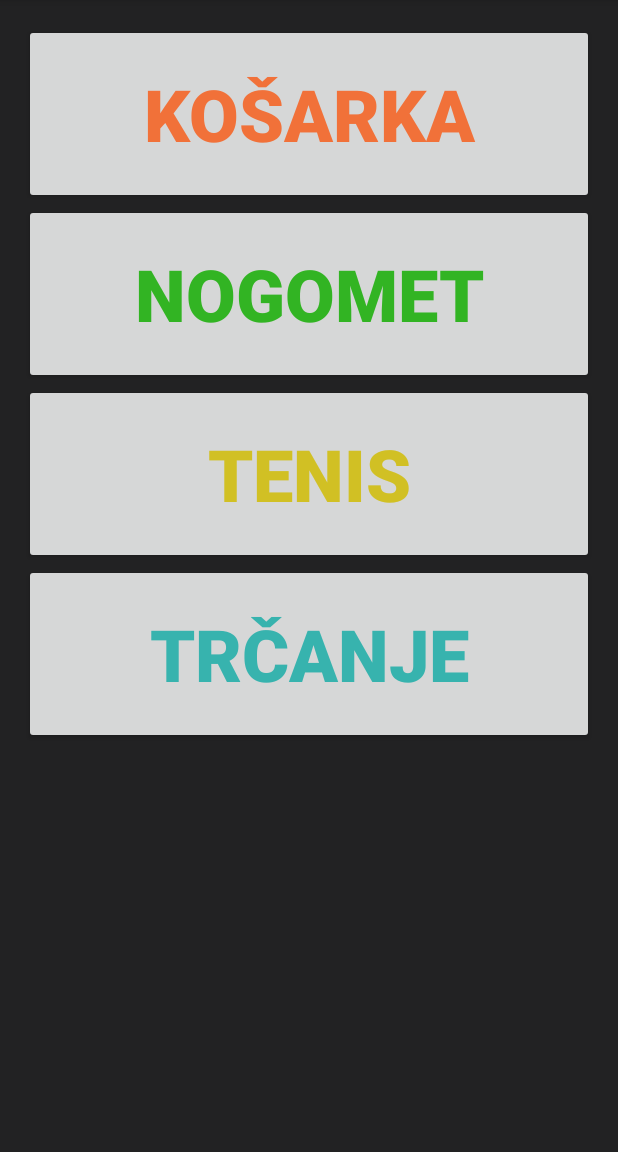
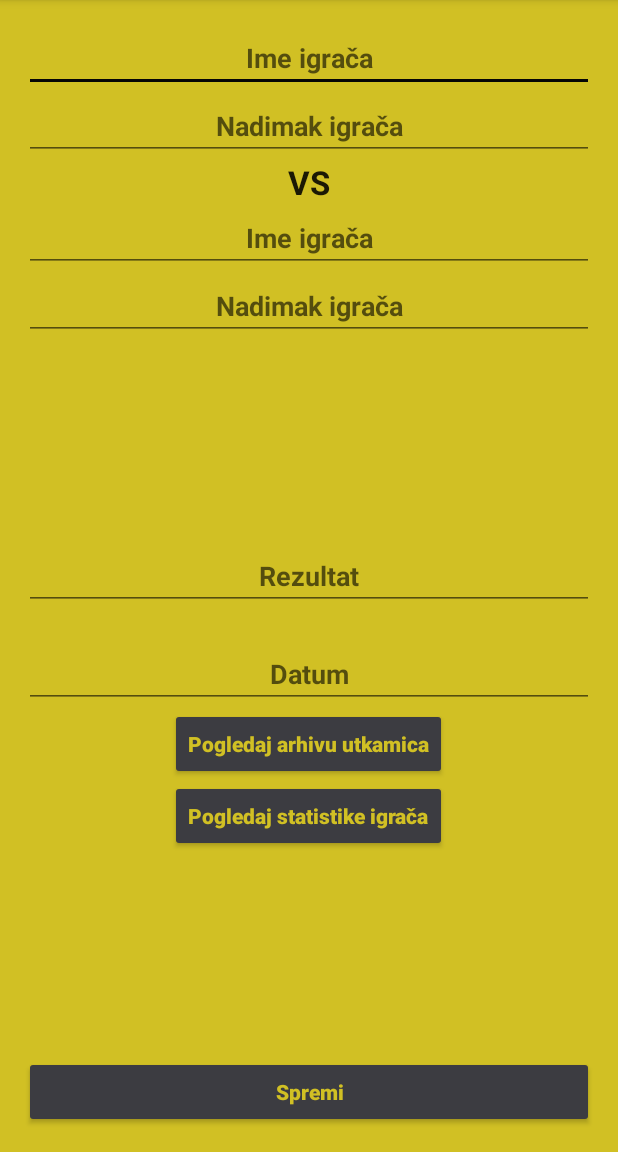
Before and after one commit to mivos6/SportApp-projekt, an Android app: the screen it shows after launch (MainActivity before the commit, TennisGameActivity after it), after a tap on "TENIS", on a phone screen of 412 x 824 dp, the part 84-1236 px from its top. Run offline under Robolectric (Android 15) with nearby library versions, the phone set to English and light mode, and no system bars.

```diff
--- a/SportApp/app/src/main/AndroidManifest.xml
+++ b/SportApp/app/src/main/AndroidManifest.xml
@@ -44,6 +44,7 @@
         <activity android:name=".activities.TennisGameActivity" />
         <activity android:name=".activities.JoggingActivity" />
         <activity android:name=".activities.RunnersActivity"></activity>
+        <activity android:name=".activities.MapsActivity"></activity>
     </application>
 
 </manifest>
--- a/SportApp/app/src/main/java/com/example/rivios_/sportapp/activities/MainActivity.java
+++ b/SportApp/app/src/main/java/com/example/rivios_/sportapp/activities/MainActivity.java
@@ -6,6 +6,7 @@ import android.os.Bundle;
 import android.view.View;
 
 import com.example.rivios_.sportapp.R;
+import com.example.rivios_.sportapp.TennisGame;
 
 public class MainActivity extends AppCompatActivity {
 
@@ -26,13 +27,13 @@ public class MainActivity extends AppCompatActivity {
     }
 
 
-    public void joggingracestats(View v) {
+    public void tennisActivity(View v) {
         Intent i = new Intent();
-        i.setClass(this, MapsActivity.class);
+        i.setClass(this, TennisGameActivity.class);
         startActivity(i);
     }
 
-    public void joggingrace(View v) {
+    public void joggingRace(View v) {
         Intent i = new Intent();
         i.setClass(this, JoggingActivity.class);
         startActivity(i);
--- a/SportApp/app/src/main/res/layout/activity_basketball_game_stats.xml
+++ b/SportApp/app/src/main/res/layout/activity_basketball_game_stats.xml
@@ -131,6 +131,7 @@
         android:onClick="arhivaIgracaKosarka"
         android:text="Pogledaj arhivu igrača"
         android:textAllCaps="false"
-        android:textColor="@color/kosarka" />
+        android:textColor="@color/kosarka"
+        android:textStyle="bold" />
 
 </RelativeLayout>
--- a/SportApp/app/src/main/res/layout/activity_football_game_stats.xml
+++ b/SportApp/app/src/main/res/layout/activity_football_game_stats.xml
@@ -127,6 +127,8 @@
         android:backgroundTint="@color/colorPrimaryDark"
         android:onClick="arhivaIgracaKosarka"
         android:text="Pogledaj arhivu igrača"
-        android:textColor="@color/football" />
+        android:textAllCaps="false"
+        android:textColor="@color/football"
+        android:textStyle="bold" />
 
 </RelativeLayout>
--- a/SportApp/app/src/main/res/layout/activity_main.xml
+++ b/SportApp/app/src/main/res/layout/activity_main.xml
@@ -70,6 +70,6 @@
         android:textColor="@color/jogging"
         android:textSize="@android:dimen/app_icon_size"
         android:textStyle="bold"
-        android:onClick="joggingrace"/>
+        android:onClick="joggingRace"/>
 
 </RelativeLayout>
--- a/SportApp/app/src/main/res/layout/activity_maps.xml
+++ b/SportApp/app/src/main/res/layout/activity_maps.xml
@@ -1,6 +1,8 @@
 <RelativeLayout xmlns:android="http://schemas.android.com/apk/res/android"
     android:layout_height="match_parent"
-    android:layout_width="match_parent">
+    android:layout_width="match_parent"
+    xmlns:tools="http://schemas.android.com/tools"
+    tools:context="com.example.rivios_.sportapp.activities.MapsActivity">
 
     <Button
         android:id="@+id/undoMarker"
--- a/SportApp/app/src/main/res/layout/activity_tennis_game.xml
+++ b/SportApp/app/src/main/res/layout/activity_tennis_game.xml
@@ -9,17 +9,126 @@
     android:paddingLeft="@dimen/activity_horizontal_margin"
     android:paddingRight="@dimen/activity_horizontal_margin"
     android:paddingTop="@dimen/activity_vertical_margin"
-    tools:context="com.example.rivios_.sportapp.activities.TennisGameActivity"
-    android:orientation="horizontal">
+    tools:context="com.example.rivios_.sportapp.activities.TennisGameActivity">
 
-   <EditText
-       android:layout_width="match_parent"
-       android:layout_height="wrap_content"
-       android:id="@+id/player1Name"/>
     <EditText
+        android:id="@+id/player1Name"
         android:layout_width="match_parent"
         android:layout_height="wrap_content"
+        android:layout_alignParentLeft="true"
+        android:layout_alignParentStart="true"
+        android:layout_alignParentTop="true"
+        android:hint="Ime igrača"
+        android:textAlignment="center"
+        android:textAllCaps="false"
+        android:textStyle="bold" />
+
+    <EditText
         android:id="@+id/player1Nickname"
-        android:layout_toRightOf="@+id/player1Name"/>
+        android:layout_width="match_parent"
+        android:layout_height="wrap_content"
+        android:hint="Nadimak igrača"
+        android:textAlignment="center"
+        android:textStyle="bold"
+        android:layout_below="@+id/player1Name"
+        android:layout_alignParentLeft="true"
+        android:layout_alignParentStart="true" />
+
+    <EditText
+        android:id="@+id/player2Name"
+        android:layout_width="match_parent"
+        android:layout_height="wrap_content"
+        android:hint="Ime igrača"
+        android:textAlignment="center"
+        android:textStyle="bold"
+        android:layout_below="@+id/textView"
+        android:layout_alignParentLeft="true"
+        android:layout_alignParentStart="true" />
+
+    <EditText
+        android:id="@+id/player2Nickname"
+        android:layout_width="match_parent"
+        android:layout_height="wrap_content"
+        android:hint="Nadimak igrača"
+        android:textAlignment="center"
+        android:textStyle="bold"
+        android:layout_below="@+id/player2Name"
+        android:layout_alignParentLeft="true"
+        android:layout_alignParentStart="true" />
+
+    <EditText
+        android:id="@+id/result"
+        android:layout_width="match_parent"
+        android:layout_height="wrap_content"
+        android:hint="Rezultat"
+        android:textAlignment="center"
+        android:textStyle="bold"
+        android:layout_centerVertical="true"
+        android:layout_alignParentLeft="true"
+        android:layout_alignParentStart="true" />
+
+    <EditText
+        android:id="@+id/datum"
+        android:layout_width="match_parent"
+        android:layout_height="wrap_content"
+        android:layout_alignParentLeft="true"
+        android:layout_alignParentStart="true"
+        android:layout_below="@+id/result"
+        android:layout_marginTop="20dp"
+        android:clickable="true"
+        android:hint="Datum"
+        android:onClick="birajDatum"
+        android:textAlignment="center"
+        android:textStyle="bold" />
+
+    <TextView
+        android:layout_width="wrap_content"
+        android:layout_height="wrap_content"
+        android:textAppearance="?android:attr/textAppearanceLarge"
+        android:text="VS"
+        android:id="@+id/textView"
+        android:layout_below="@+id/player1Nickname"
+        android:layout_centerHorizontal="true"
+        android:textStyle="bold" />
+
+    <Button
+        android:id="@+id/button2"
+        android:layout_width="wrap_content"
+        android:layout_height="wrap_content"
+        android:backgroundTint="@color/colorPrimaryDark"
+        android:text="Pogledaj arhivu utkamica"
+        android:textAllCaps="false"
+        android:textColor="@color/tennis"
+        android:textStyle="bold"
+        android:layout_below="@+id/datum"
+        android:layout_centerHorizontal="true" />
+
+    <Button
+        android:id="@+id/button3"
+        android:layout_width="wrap_content"
+        android:layout_height="wrap_content"
+        android:layout_alignParentBottom="true"
+        android:layout_alignParentEnd="true"
+        android:layout_alignParentLeft="true"
+        android:layout_alignParentRight="true"
+        android:layout_alignParentStart="true"
+        android:backgroundTint="@color/colorPrimaryDark"
+        android:text="Spremi"
+        android:textAllCaps="false"
+        android:textColor="@color/tennis"
+        android:textStyle="bold" />
+
+    <Button
+        android:id="@+id/button4"
+        android:layout_width="wrap_content"
+        android:layout_height="wrap_content"
+        android:backgroundTint="@color/colorPrimaryDark"
+        android:text="Pogledaj statistike igrača"
+        android:textAllCaps="false"
+        android:textColor="@color/tennis"
+        android:textStyle="bold"
+        android:layout_below="@+id/button2"
+        android:layout_alignRight="@+id/button2"
+        android:layout_alignEnd="@+id/button2" />
 
 </RelativeLayout>
```
Also changed, not shown: SportApp/app/src/main/java/com/example/rivios_/sportapp/GameDBHelper.java (+5 -5 lines), SportApp/app/src/main/res/layout/activity_jogging.xml (+13 -5 lines), SportApp/app/src/main/res/layout/activity_runners.xml (+8 -6 lines).
